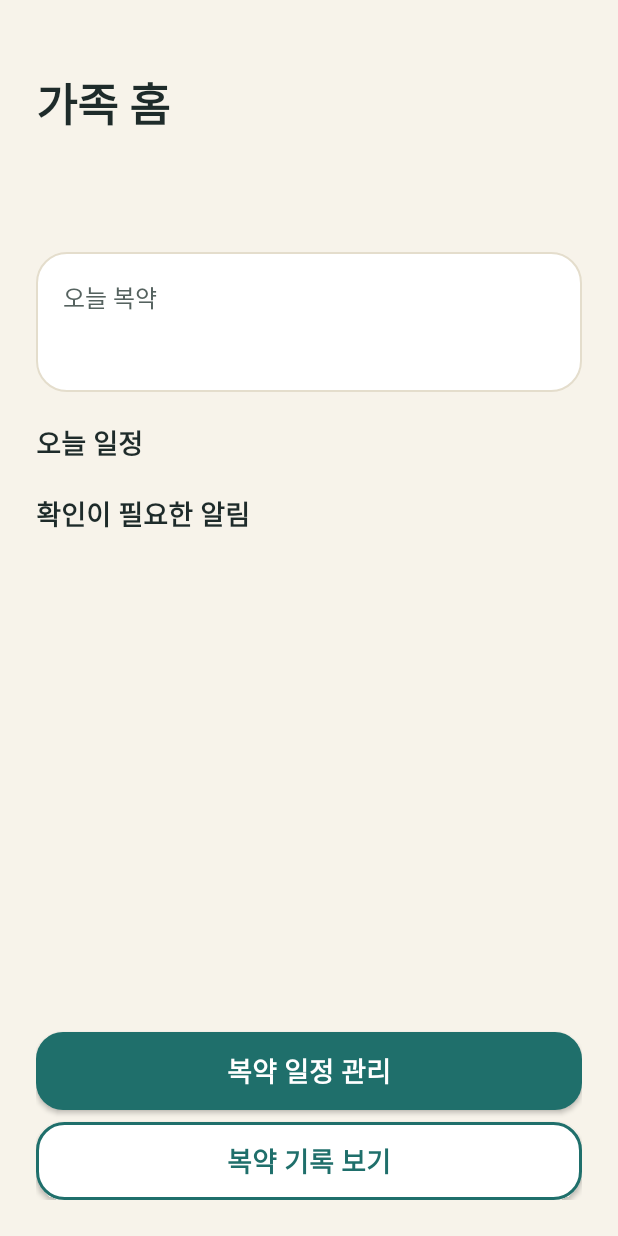
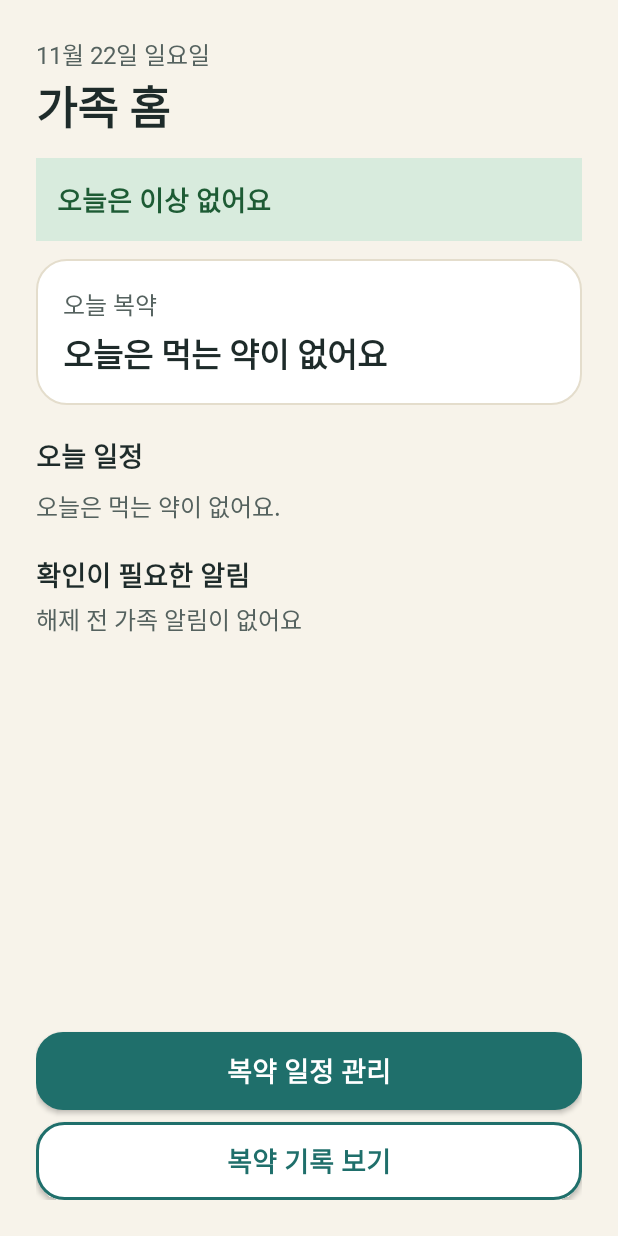
Before and after one commit to chaeyeong123/gyeote_2, an Android app: the FamilyHomeActivity screen opened directly, with no data from a screen before it, on a phone screen of 412 x 824 dp. Run offline under Robolectric (Android 15) with nearby library versions, the phone set to English and light mode, and no system bars.

Commit message:
12주차/21번/activity변경

```diff
--- a/app/src/main/java/com/baz/gyeote/FamilyHomeActivity.java
+++ b/app/src/main/java/com/baz/gyeote/FamilyHomeActivity.java
@@ -2,16 +2,30 @@ package com.baz.gyeote;
 
 import android.content.Intent;
 import android.os.Bundle;
+import android.view.View;
 
 import androidx.activity.EdgeToEdge;
 import androidx.appcompat.app.AppCompatActivity;
+import androidx.core.content.ContextCompat;
 
 import com.baz.gyeote.common.UiUtil;
 import com.baz.gyeote.databinding.ActivityFamilyHomeBinding;
+import com.baz.gyeote.databinding.ItemMedBinding;
+import com.baz.gyeote.med.AlarmScheduler;
+import com.baz.gyeote.med.MedHistoryActivity;
 import com.baz.gyeote.med.MedListActivity;
+import com.baz.gyeote.med.MedRepository;
+import com.baz.gyeote.med.MedSchedule;
+
+import java.text.SimpleDateFormat;
+import java.util.Date;
+import java.util.List;
+import java.util.Locale;
+
 
 public class FamilyHomeActivity extends AppCompatActivity {
     private ActivityFamilyHomeBinding binding;
+    private MedRepository repo;
 
     @Override
     protected void onCreate(Bundle savedInstanceState) {
@@ -21,7 +35,54 @@ public class FamilyHomeActivity extends AppCompatActivity {
         setContentView(binding.getRoot());
         UiUtil.applyInsets(binding.main);
 
-        // 복약 화면으로 이동
+        repo = MedRepository.get(this);
         binding.btnMed.setOnClickListener(v -> startActivity(new Intent(this, MedListActivity.class)));
+        binding.btnHistoryHome.setOnClickListener(v -> startActivity(new Intent(this, MedHistoryActivity.class)));
+    }
+
+    @Override
+    protected void onResume() {
+        super.onResume();
+        refreshDashboard();     // 다른 화면에서 돌아올 때마다 최신 상태로
+    }
+
+    private void refreshDashboard() {
+        long now = System.currentTimeMillis();
+        String today = MedRepository.dateKey(now);
+        binding.textDate.setText(new SimpleDateFormat("M월 d일 EEEE", Locale.KOREA).format(new Date(now)));
+
+        // 오늘 일정(= 오늘 먹는 약)과 복약 확인 상태
+        List<MedSchedule> list = repo.getForDay(MedRepository.todayIndex());
+        binding.todayContainer.removeAllViews();
+        int taken = 0;
+        int missed = 0;     // 시간이 지났는데 아직 확인이 없는 약
+        for (MedSchedule s : list) {
+            ItemMedBinding item = ItemMedBinding.inflate(getLayoutInflater(), binding.todayContainer, false);
+            item.textName.setText(s.name);
+            item.textTime.setText(s.timeText());
+            Long takenAt = repo.getTakenAt(s.id, today);
+            if (takenAt != null) {
+                taken++;
+                item.textStatus.setText("확인함 · " + MedRepository.clockText(takenAt));
+            } else if (AlarmScheduler.todayTimeMillis(s, now) > now) {
+                item.textStatus.setText("아직 시간 전이에요");
+            } else {
+                missed++;
+                item.textStatus.setText("미확인 · 아직 먹었다는 기록이 없어요");
+            }
+            binding.todayContainer.addView(item.getRoot());
+        }
+        binding.textEmpty.setVisibility(list.isEmpty() ? View.VISIBLE : View.GONE);
+        binding.textSummary.setText(list.isEmpty() ? "오늘은 먹는 약이 없어요"
+                : list.size() + "번 중 " + taken + "번 확인했어요");
+
+        // 미확인 상태: 해제되지 않은 가족 알림(15번)과 합쳐서 한눈에
+        int openAlerts = repo.getOpenAlerts().size();
+        boolean needCheck = missed > 0 || openAlerts > 0;
+        binding.textStatus.setText(needCheck ? "확인이 필요해요" : "오늘은 이상 없어요");
+        binding.textStatus.setTextColor(ContextCompat.getColor(this, needCheck ? R.color.alert_text : R.color.ok_text));
+        binding.textStatus.setBackgroundColor(ContextCompat.getColor(this, needCheck ? R.color.alert_bg : R.color.ok_bg));
+        binding.textAlertInfo.setText(openAlerts == 0 ? "해제 전 가족 알림이 없어요"
+                : "해제 전 가족 알림 " + openAlerts + "건 · '복약 일정 관리'에서 처리해요");
     }
 }
```
